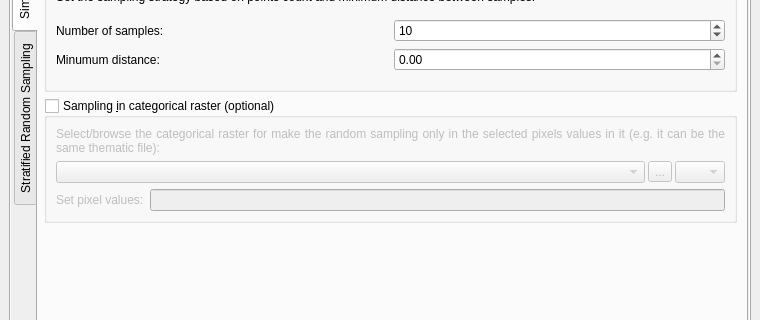
Before: the Qt Designer form ui/acatama_dockwidget.ui in SMByC/AcATaMa, drawn with Qt 5; both pictures show x 0 to 760 and y 238 to 558 of the 760 by 1255 pixel window.
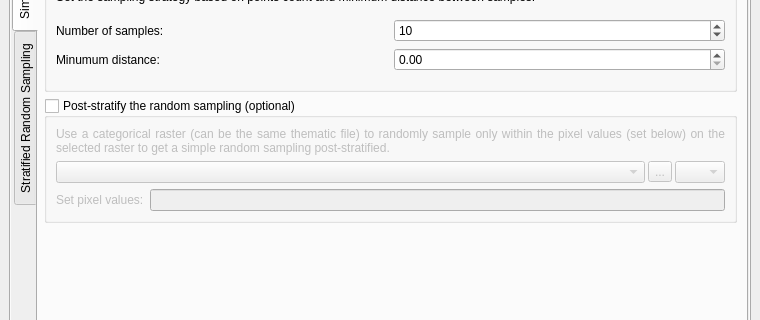
After: the same form once the commit is applied. Icons and pictures are not drawn. Custom widgets are drawn as their Qt base class.

Commit message: Improve the text and description in the post-stratify the random sampling option

```diff
--- a/ui/acatama_dockwidget.ui
+++ b/ui/acatama_dockwidget.ui
@@ -306,7 +306,7 @@
                    <item>
                     <widget class="QGroupBox" name="QGBox_SimpRSwithCR">
                      <property name="title">
-                      <string>Sampling &amp;in categorical raster (optional)</string>
+                      <string>Post-stratify the random sampling (optional)</string>
                      </property>
                      <property name="checkable">
                       <bool>true</bool>
@@ -333,7 +333,7 @@
                          <item>
                           <widget class="QLabel" name="label_12">
                            <property name="text">
-                            <string>Select/browse the categorical raster for make the random sampling only in the selected pixels values in it (e.g. it can be the same thematic file):</string>
+                            <string>Use a categorical raster (can be the same thematic file) to randomly sample only within the pixel values (set below) on the selected raster to get a simple random sampling post-stratified.</string>
                            </property>
                            <property name="alignment">
                             <set>Qt::AlignJustify|Qt::AlignVCenter</set>
```
